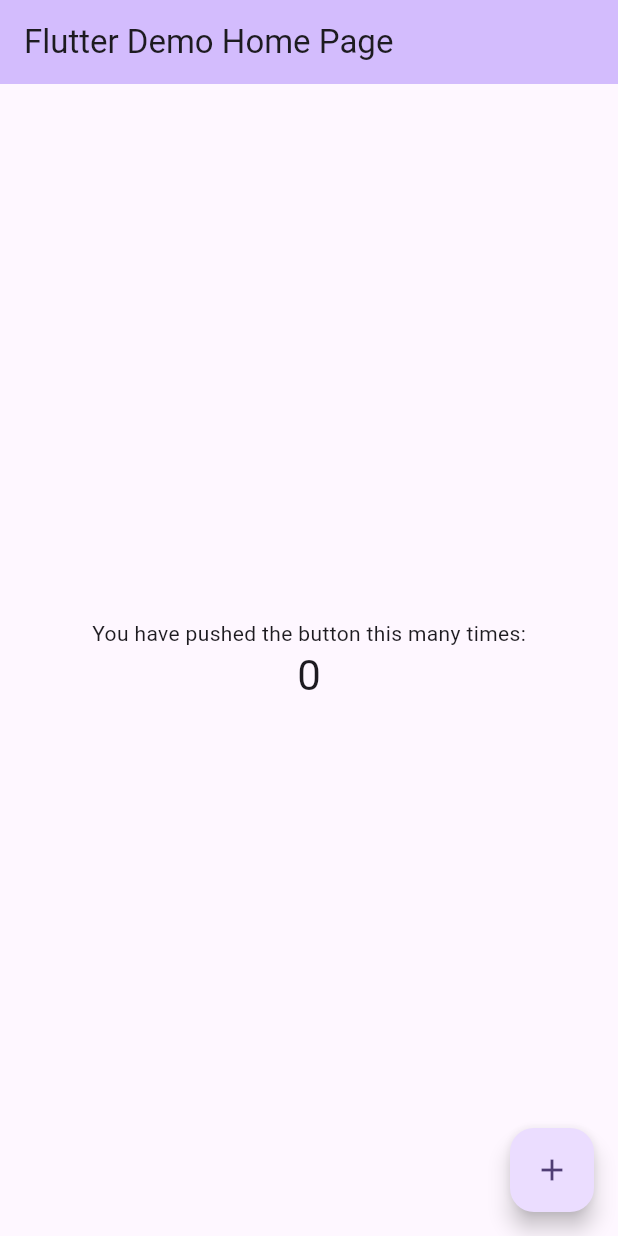
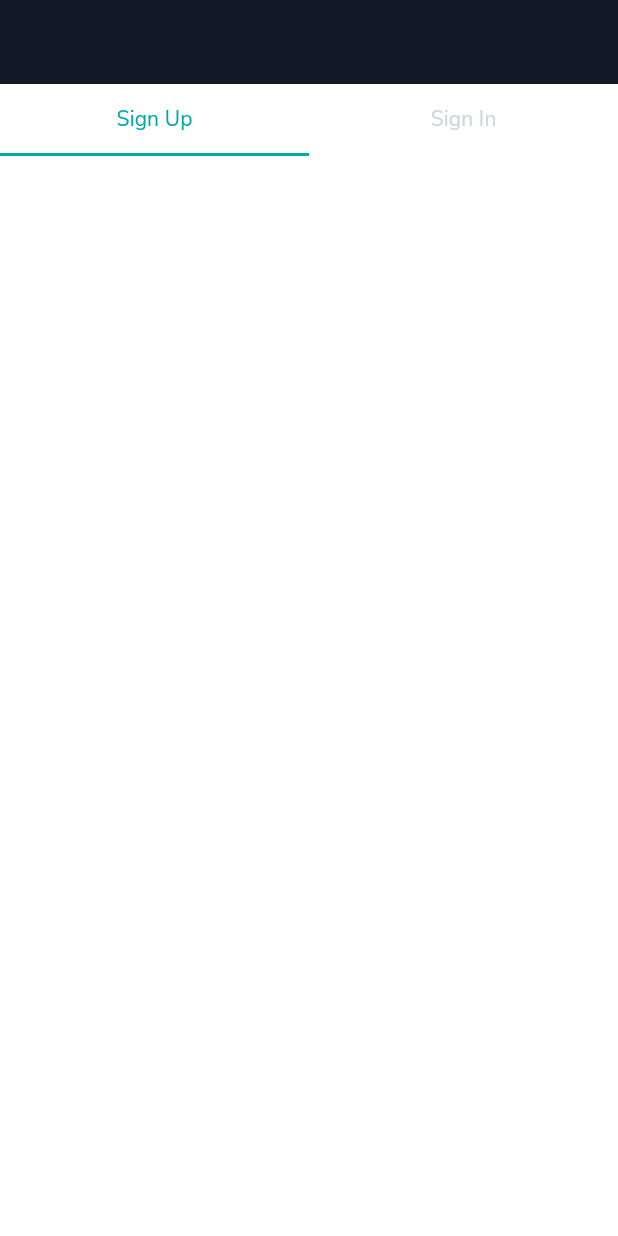
Before and after one commit to dangminhchau1994/Rebuild-Audiocult, a Flutter app: the screen it shows after launch, on a phone screen of 412 x 824 dp. Run offline on Flutter 3.47's test engine with Material 3 defaults, Android fonts, the phone set to English and light mode, and no system bars; our stand-ins replace dartz, dio, equatable, flutter_bloc, flutter_form_builder, flutter_svg and 1 more.

Commit message:
build common tabbar

```diff
--- a/app/lib/main.dart
+++ b/app/lib/main.dart
@@ -1,3 +1,6 @@
+import 'package:app/core/extension/app_extension.dart';
+import 'package:app/presentation/widgets/ui_button.dart';
+import 'package:app/presentation/widgets/ui_tabbar.dart';
 import 'package:flutter/material.dart';
 
 void main() {
@@ -11,63 +14,22 @@ class MyApp extends StatelessWidget {
   @override
   Widget build(BuildContext context) {
     return MaterialApp(
+      debugShowCheckedModeBanner: false,
       title: 'Flutter Demo',
-      theme: ThemeData(
-        // This is the theme of your application.
-        //
-        // TRY THIS: Try running your application with "flutter run". You'll see
-        // the application has a purple toolbar. Then, without quitting the app,
-        // try changing the seedColor in the colorScheme below to Colors.green
-        // and then invoke "hot reload" (save your changes or press the "hot
-        // reload" button in a Flutter-supported IDE, or press "r" if you used
-        // the command line to start the app).
-        //
-        // Notice that the counter didn't reset back to zero; the application
-        // state is not lost during the reload. To reset the state, use hot
-        // restart instead.
-        //
-        // This works for code too, not just values: Most code changes can be
-        // tested with just a hot reload.
-        colorScheme: ColorScheme.fromSeed(seedColor: Colors.deepPurple),
-        useMaterial3: true,
-      ),
-      home: const MyHomePage(title: 'Flutter Demo Home Page'),
+      theme: context.myTheme,
+      home: const MyHomePage(),
     );
   }
 }
 
 class MyHomePage extends StatefulWidget {
-  const MyHomePage({super.key, required this.title});
-
-  // This widget is the home page of your application. It is stateful, meaning
-  // that it has a State object (defined below) that contains fields that affect
-  // how it looks.
-
-  // This class is the configuration for the state. It holds the values (in this
-  // case the title) provided by the parent (in this case the App widget) and
-  // used by the build method of the State. Fields in a Widget subclass are
-  // always marked "final".
-
-  final String title;
+  const MyHomePage({super.key});
 
   @override
   State<MyHomePage> createState() => _MyHomePageState();
 }
 
 class _MyHomePageState extends State<MyHomePage> {
-  int _counter = 0;
-
-  void _incrementCounter() {
-    setState(() {
-      // This call to setState tells the Flutter framework that something has
-      // changed in this State, which causes it to rerun the build method below
-      // so that the display can reflect the updated values. If we changed
-      // _counter without calling setState(), then the build method would not be
-      // called again, and so nothing would appear to happen.
-      _counter++;
-    });
-  }
-
   @override
   Widget build(BuildContext context) {
     // This method is rerun every time setState is called, for instance as done
@@ -77,49 +39,32 @@ class _MyHomePageState extends State<MyHomePage> {
     // fast, so that you can just rebuild anything that needs updating rather
     // than having to individually change instances of widgets.
     return Scaffold(
-      appBar: AppBar(
-        // TRY THIS: Try changing the color here to a specific color (to
-        // Colors.amber, perhaps?) and trigger a hot reload to see the AppBar
-        // change color while the other colors stay the same.
-        backgroundColor: Theme.of(context).colorScheme.inversePrimary,
-        // Here we take the value from the MyHomePage object that was created by
-        // the App.build method, and use it to set our appbar title.
-        title: Text(widget.title),
-      ),
+      appBar: AppBar(),
       body: Center(
         // Center is a layout widget. It takes a single child and positions it
         // in the middle of the parent.
         child: Column(
-          // Column is also a layout widget. It takes a list of children and
-          // arranges them vertically. By default, it sizes itself to fit its
-          // children horizontally, and tries to be as tall as its parent.
-          //
-          // Column has various properties to control how it sizes itself and
-          // how it positions its children. Here we use mainAxisAlignment to
-          // center the children vertically; the main axis here is the vertical
-          // axis because Columns are vertical (the cross axis would be
-          // horizontal).
-          //
-          // TRY THIS: Invoke "debug painting" (choose the "Toggle Debug Paint"
-          // action in the IDE, or press "p" in the console), to see the
-          // wireframe for each widget.
           mainAxisAlignment: MainAxisAlignment.center,
           children: <Widget>[
-            const Text(
-              'You have pushed the button this many times:',
-            ),
-            Text(
-              '$_counter',
-              style: Theme.of(context).textTheme.headlineMedium,
+            Expanded(
+              child: UITabbar(
+                tabs: const [
+                  Tab(
+                    text: 'Sign Up',
+                  ),
+                  Tab(
+                    text: 'Sign In',
+                  ),
+                ],
+                tabViews: [
+                  Container(),
+                  Container(),
+                ],
+              ),
             ),
           ],
         ),
       ),
-      floatingActionButton: FloatingActionButton(
-        onPressed: _incrementCounter,
-        tooltip: 'Increment',
-        child: const Icon(Icons.add),
-      ), // This trailing comma makes auto-formatting nicer for build methods.
     );
   }
 }
--- /dev/null
+++ b/app/lib/presentation/widgets/ui_tabbar.dart
@@ -0,0 +1,51 @@
+import 'package:flutter/material.dart';
+
+class UITabbar extends StatefulWidget {
+  const UITabbar({
+    super.key,
+    this.tabs,
+    this.tabViews,
+  });
+
+  final List<Widget>? tabs;
+  final List<Widget>? tabViews;
+
+  @override
+  State<UITabbar> createState() => _UITabbarState();
+}
+
+class _UITabbarState extends State<UITabbar> with TickerProviderStateMixin {
+  late TabController _tabController;
+
+  @override
+  void initState() {
+    super.initState();
+    _tabController = TabController(
+      length: widget.tabs?.length ?? 0,
+      vsync: this,
+      initialIndex: 0,
+    );
+  }
+
+  @override
+  Widget build(BuildContext context) {
+    return DefaultTabController(
+      length: widget.tabs?.length ?? 0,
+      child: Column(
+        children: [
+          TabBar(
+            controller: _tabController,
+            tabs: widget.tabs ?? [],
+          ),
+          Expanded(
+            child: TabBarView(
+              physics: const NeverScrollableScrollPhysics(),
+              controller: _tabController,
+              children: widget.tabViews ?? [],
+            ),
+          ),
+        ],
+      ),
+    );
+  }
+}
--- a/app/pubspec.yaml
+++ b/app/pubspec.yaml
@@ -43,7 +43,6 @@ dependencies:
   freezed_annotation: ^2.4.1
   form_builder_validators: ^9.1.0
   json_annotation: ^4.8.1
-  connectivity_plus: ^5.0.2
   bloc_test: ^9.1.5
   flutter_svg: ^2.0.9
 
@@ -87,8 +86,8 @@ flutter:
 
   # To add assets to your application, add an assets section, like this:
   assets:
-    - assets/images
-    - assets/icons
+    - assets/images/
+    - assets/icons/
 
   # An image asset can refer to one or more resolution-specific "variants", see
   # https://flutter.dev/assets-and-images/#resolution-aware
```
Also changed, not shown: app/lib/core/extension/app_extension.dart (added, +82 -0 lines), app/lib/presentation/widgets/ui_button.dart (added, +31 -0 lines), app/pubspec.lock, 3 other files.
